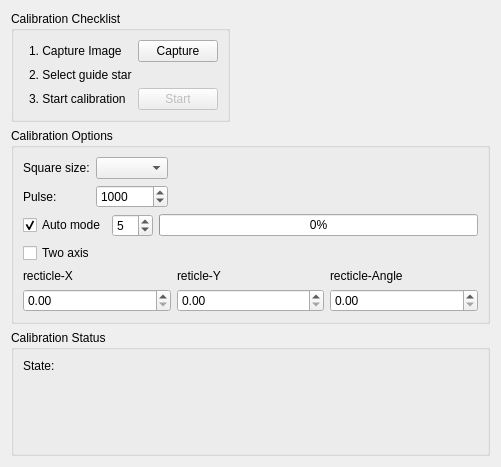
First picture: the form in kstars/ekos/guide/rcalibration.ui, repository KDE/kstars, before the edit.
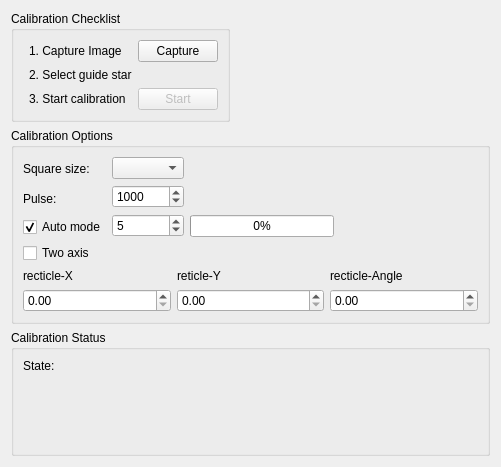
Second picture: the form after the edit. Custom widgets are drawn as their Qt base class.

Diff of the .ui file:
```diff
--- a/kstars/ekos/guide/rcalibration.ui
+++ b/kstars/ekos/guide/rcalibration.ui
@@ -140,29 +140,43 @@
      <property name="title">
       <string>Calibration Options</string>
      </property>
+     <layout class="QVBoxLayout" name="verticalLayout_5">
+      <item>
+       <layout class="QHBoxLayout" name="horizontalLayout_2">
+        <item>
      <layout class="QVBoxLayout" name="verticalLayout_2">
       <item>
-       <layout class="QHBoxLayout" name="horizontalLayout">
-        <item>
-         <layout class="QFormLayout" name="formLayout">
-          <item row="0" column="0">
            <widget class="QLabel" name="l_25">
             <property name="text">
              <string>Square size:</string>
             </property>
            </widget>
           </item>
-          <item row="0" column="1">
-           <widget class="QComboBox" name="comboBox_SquareSize"/>
-          </item>
-          <item row="1" column="0">
+          <item>
            <widget class="QLabel" name="l_29">
             <property name="text">
              <string>Pulse:</string>
             </property>
            </widget>
           </item>
-          <item row="1" column="1">
+          <item>
+           <widget class="QCheckBox" name="checkBox_AutoMode">
+            <property name="text">
+             <string>Auto mode</string>
+            </property>
+            <property name="checked">
+             <bool>true</bool>
+            </property>
+           </widget>
+          </item>
+         </layout>
+        </item>
+        <item>
+         <layout class="QVBoxLayout" name="verticalLayout_3">
+          <item>
+           <widget class="QComboBox" name="comboBox_SquareSize"/>
+          </item>
+          <item>
            <widget class="QSpinBox" name="spinBox_Pulse">
             <property name="minimum">
              <number>100</number>
@@ -178,35 +192,6 @@
             </property>
            </widget>
           </item>
-         </layout>
-        </item>
-        <item>
-         <spacer name="horizontalSpacer_2">
-          <property name="orientation">
-           <enum>Qt::Horizontal</enum>
-          </property>
-          <property name="sizeHint" stdset="0">
-           <size>
-            <width>207</width>
-            <height>20</height>
-           </size>
-          </property>
-         </spacer>
-        </item>
-       </layout>
-      </item>
-      <item>
-       <layout class="QHBoxLayout" name="horizontalLayout_11">
-        <item>
-         <widget class="QCheckBox" name="checkBox_AutoMode">
-          <property name="text">
-           <string>Auto mode</string>
-          </property>
-          <property name="checked">
-           <bool>true</bool>
-          </property>
-         </widget>
-        </item>
         <item>
          <widget class="QSpinBox" name="spinBox_DriftTime">
           <property name="minimum">
@@ -220,8 +205,30 @@
           </property>
          </widget>
         </item>
+         </layout>
+        </item>
+        <item>
+         <layout class="QVBoxLayout" name="verticalLayout_4">
+          <item>
+           <spacer name="verticalSpacer_2">
+            <property name="orientation">
+             <enum>Qt::Vertical</enum>
+            </property>
+            <property name="sizeHint" stdset="0">
+             <size>
+              <width>20</width>
+              <height>40</height>
+             </size>
+            </property>
+           </spacer>
+          </item>
+          <item>
+           <layout class="QHBoxLayout" name="horizontalLayout">
         <item>
          <widget class="QProgressBar" name="progressBar">
+              <property name="enabled">
+               <bool>true</bool>
+              </property>
           <property name="maximum">
            <number>20</number>
           </property>
@@ -229,6 +236,26 @@
            <number>0</number>
           </property>
          </widget>
+            </item>
+            <item>
+             <spacer name="horizontalSpacer_5">
+              <property name="orientation">
+               <enum>Qt::Horizontal</enum>
+              </property>
+              <property name="sizeType">
+               <enum>QSizePolicy::MinimumExpanding</enum>
+              </property>
+              <property name="sizeHint" stdset="0">
+               <size>
+                <width>58</width>
+                <height>20</height>
+               </size>
+              </property>
+             </spacer>
+            </item>
+           </layout>
+          </item>
+         </layout>
         </item>
        </layout>
       </item>
```
Lines whose indentation alone changed are shown as unchanged.
